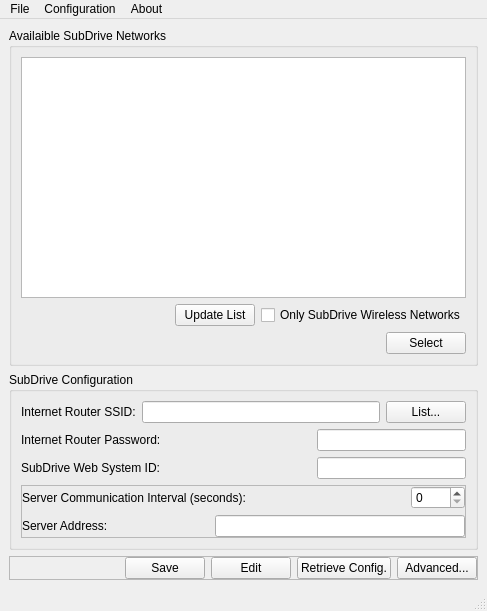
This is mainwindow.ui in pliniofpa/SubDriveConfigTool as Qt 5 draws it before an edit. The edited form follows.
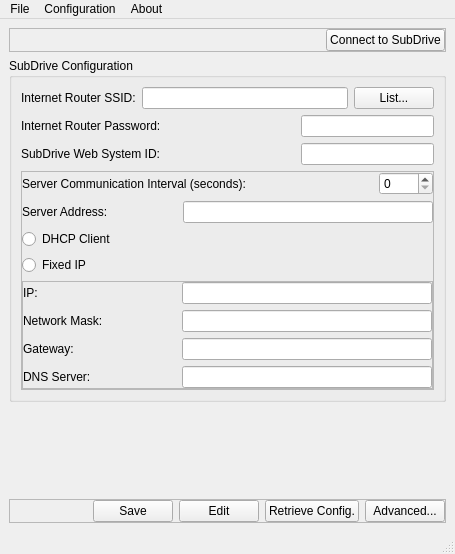
This is the edited form. Icons and pictures are not drawn.

Commit message: Working Version without Network Selection

```diff
--- a/mainwindow.ui
+++ b/mainwindow.ui
@@ -6,8 +6,8 @@
    <rect>
     <x>0</x>
     <y>0</y>
-    <width>487</width>
-    <height>611</height>
+    <width>455</width>
+    <height>554</height>
    </rect>
   </property>
   <property name="windowTitle">
@@ -18,59 +18,45 @@
     <normaloff>:/images/settings.ico</normaloff>:/images/settings.ico</iconset>
   </property>
   <widget class="QWidget" name="centralwidget">
-   <layout class="QVBoxLayout" name="verticalLayout_4">
+   <layout class="QVBoxLayout" name="verticalLayout_3">
     <item>
-     <widget class="QGroupBox" name="networks_groupBox">
-      <property name="title">
-       <string>Availaible SubDrive Networks</string>
+     <widget class="QFrame" name="frame_2">
+      <property name="frameShape">
+       <enum>QFrame::StyledPanel</enum>
       </property>
-      <layout class="QVBoxLayout" name="verticalLayout_2">
+      <property name="frameShadow">
+       <enum>QFrame::Raised</enum>
+      </property>
+      <layout class="QHBoxLayout" name="horizontalLayout_6">
+       <property name="leftMargin">
+        <number>0</number>
+       </property>
+       <property name="topMargin">
+        <number>0</number>
+       </property>
+       <property name="rightMargin">
+        <number>0</number>
+       </property>
+       <property name="bottomMargin">
+        <number>0</number>
+       </property>
        <item>
-        <widget class="QTableWidget" name="networks_tableWidget"/>
+        <spacer name="horizontalSpacer_2">
+         <property name="orientation">
+          <enum>Qt::Horizontal</enum>
+         </property>
+         <property name="sizeHint" stdset="0">
+          <size>
+           <width>40</width>
+           <height>20</height>
+          </size>
+         </property>
+        </spacer>
        </item>
        <item>
-        <layout class="QHBoxLayout" name="horizontalLayout">
-         <item>
-          <spacer name="horizontalSpacer">
-           <property name="orientation">
-            <enum>Qt::Horizontal</enum>
-           </property>
-           <property name="sizeHint" stdset="0">
-            <size>
-             <width>40</width>
-             <height>20</height>
-            </size>
-           </property>
-          </spacer>
-         </item>
-         <item>
-          <widget class="QPushButton" name="updateList_pushButton">
-           <property name="text">
-            <string>Update List</string>
-           </property>
-           <property name="icon">
-            <iconset resource="res.qrc">
-             <normaloff>:/images/1414629197_list-unordered-128.png</normaloff>:/images/1414629197_list-unordered-128.png</iconset>
-           </property>
-          </widget>
-         </item>
-         <item>
-          <widget class="QCheckBox" name="only_subdrive_checkBox">
-           <property name="text">
-            <string>Only SubDrive Wireless Networks</string>
-           </property>
-           <property name="icon">
-            <iconset resource="res.qrc">
-             <normaloff>:/images/1414629133_empty_filter.png</normaloff>:/images/1414629133_empty_filter.png</iconset>
-           </property>
-          </widget>
-         </item>
-        </layout>
-       </item>
-       <item alignment="Qt::AlignRight">
-        <widget class="QPushButton" name="select_pushButton_3">
+        <widget class="QPushButton" name="connect_pushButton">
          <property name="text">
-          <string>Select</string>
+          <string>Connect to SubDrive</string>
          </property>
          <property name="icon">
           <iconset resource="res.qrc">
@@ -86,7 +72,7 @@
       <property name="title">
        <string>SubDrive Configuration</string>
       </property>
-      <layout class="QVBoxLayout" name="verticalLayout_3">
+      <layout class="QVBoxLayout" name="verticalLayout_4">
        <item>
         <layout class="QHBoxLayout" name="horizontalLayout_4">
          <item>
@@ -212,7 +198,7 @@
          <property name="frameShadow">
           <enum>QFrame::Raised</enum>
          </property>
-         <layout class="QVBoxLayout" name="verticalLayout">
+         <layout class="QVBoxLayout" name="verticalLayout_2">
           <property name="leftMargin">
            <number>0</number>
           </property>
@@ -296,12 +282,211 @@
             </item>
            </layout>
           </item>
+          <item>
+           <widget class="QRadioButton" name="radioButton">
+            <property name="text">
+             <string>DHCP Client</string>
+            </property>
+           </widget>
+          </item>
+          <item>
+           <widget class="QRadioButton" name="radioButton_2">
+            <property name="text">
+             <string>Fixed IP</string>
+            </property>
+           </widget>
+          </item>
+          <item>
+           <widget class="QFrame" name="fixed_ip_frame">
+            <property name="frameShape">
+             <enum>QFrame::StyledPanel</enum>
+            </property>
+            <property name="frameShadow">
+             <enum>QFrame::Raised</enum>
+            </property>
+            <layout class="QVBoxLayout" name="verticalLayout">
+             <property name="leftMargin">
+              <number>0</number>
+             </property>
+             <property name="topMargin">
+              <number>0</number>
+             </property>
+             <property name="rightMargin">
+              <number>0</number>
+             </property>
+             <property name="bottomMargin">
+              <number>0</number>
+             </property>
+             <item>
+              <layout class="QHBoxLayout" name="horizontalLayout_9">
+               <item>
+                <widget class="QLabel" name="label_6">
+                 <property name="text">
+                  <string>IP:</string>
+                 </property>
+                 <property name="buddy">
+                  <cstring>server_address_lineEdit_4</cstring>
+                 </property>
+                </widget>
+               </item>
+               <item>
+                <spacer name="horizontalSpacer_7">
+                 <property name="orientation">
+                  <enum>Qt::Horizontal</enum>
+                 </property>
+                 <property name="sizeHint" stdset="0">
+                  <size>
+                   <width>40</width>
+                   <height>20</height>
+                  </size>
+                 </property>
+                </spacer>
+               </item>
+               <item>
+                <widget class="QLineEdit" name="fixed_ip_lineEdit_5">
+                 <property name="minimumSize">
+                  <size>
+                   <width>250</width>
+                   <height>0</height>
+                  </size>
+                 </property>
+                </widget>
+               </item>
+              </layout>
+             </item>
+             <item>
+              <layout class="QHBoxLayout" name="horizontalLayout_10">
+               <item>
+                <widget class="QLabel" name="label_7">
+                 <property name="text">
+                  <string>Network Mask:</string>
+                 </property>
+                 <property name="buddy">
+                  <cstring>server_address_lineEdit_4</cstring>
+                 </property>
+                </widget>
+               </item>
+               <item>
+                <spacer name="horizontalSpacer_8">
+                 <property name="orientation">
+                  <enum>Qt::Horizontal</enum>
+                 </property>
+                 <property name="sizeHint" stdset="0">
+                  <size>
+                   <width>40</width>
+                   <height>20</height>
+                  </size>
+                 </property>
+                </spacer>
+               </item>
+               <item>
+                <widget class="QLineEdit" name="fixed_ip_lineEdit_6">
+                 <property name="minimumSize">
+                  <size>
+                   <width>250</width>
+                   <height>0</height>
+                  </size>
+                 </property>
+                </widget>
+               </item>
+              </layout>
+             </item>
+             <item>
+              <layout class="QHBoxLayout" name="horizontalLayout_11">
+               <item>
+                <widget class="QLabel" name="label_8">
+                 <property name="text">
+                  <string>Gateway:</string>
+                 </property>
+                 <property name="buddy">
+                  <cstring>server_address_lineEdit_4</cstring>
+                 </property>
+                </widget>
+               </item>
+               <item>
+                <spacer name="horizontalSpacer_9">
+                 <property name="orientation">
+                  <enum>Qt::Horizontal</enum>
+                 </property>
+                 <property name="sizeHint" stdset="0">
+                  <size>
+                   <width>40</width>
+                   <height>20</height>
+                  </size>
+                 </property>
+                </spacer>
+               </item>
+               <item>
+                <widget class="QLineEdit" name="fixed_ip_lineEdit_7">
+                 <property name="minimumSize">
+                  <size>
+                   <width>250</width>
+                   <height>0</height>
+                  </size>
+                 </property>
+                </widget>
+               </item>
+              </layout>
+             </item>
+             <item>
+              <layout class="QHBoxLayout" name="horizontalLayout_12">
+               <item>
+                <widget class="QLabel" name="label_9">
+                 <property name="text">
+                  <string>DNS Server:</string>
+                 </property>
+                 <property name="buddy">
+                  <cstring>server_address_lineEdit_4</cstring>
+                 </property>
+                </widget>
+               </item>
+               <item>
+                <spacer name="horizontalSpacer_10">
+                 <property name="orientation">
+                  <enum>Qt::Horizontal</enum>
+                 </property>
+                 <property name="sizeHint" stdset="0">
+                  <size>
+                   <width>40</width>
+                   <height>20</height>
+                  </size>
+                 </property>
+                </spacer>
+               </item>
+               <item>
+                <widget class="QLineEdit" name="fixed_ip_lineEdit_8">
+                 <property name="minimumSize">
+                  <size>
+                   <width>250</width>
+                   <height>0</height>
+                  </size>
+                 </property>
+                </widget>
+               </item>
+              </layout>
+             </item>
+            </layout>
+           </widget>
+          </item>
          </layout>
         </widget>
        </item>
       </layout>
      </widget>
     </item>
+    <item>
+     <spacer name="verticalSpacer">
+      <property name="orientation">
+       <enum>Qt::Vertical</enum>
+      </property>
+      <property name="sizeHint" stdset="0">
+       <size>
+        <width>20</width>
+        <height>40</height>
+       </size>
+      </property>
+     </spacer>
+    </item>
     <item>
      <widget class="QFrame" name="buttons_frame">
       <property name="frameShape">
@@ -324,7 +509,7 @@
         <number>0</number>
        </property>
        <item>
-        <spacer name="horizontalSpacer_2">
+        <spacer name="horizontalSpacer">
          <property name="orientation">
           <enum>Qt::Horizontal</enum>
          </property>
@@ -386,8 +571,8 @@
     <rect>
      <x>0</x>
      <y>0</y>
-     <width>487</width>
-     <height>21</height>
+     <width>455</width>
+     <height>26</height>
     </rect>
    </property>
    <widget class="QMenu" name="menuFile">
```
Left out of the diff: 8 changed lines with no effect on the pictures. The commit also changes 10 other files.
